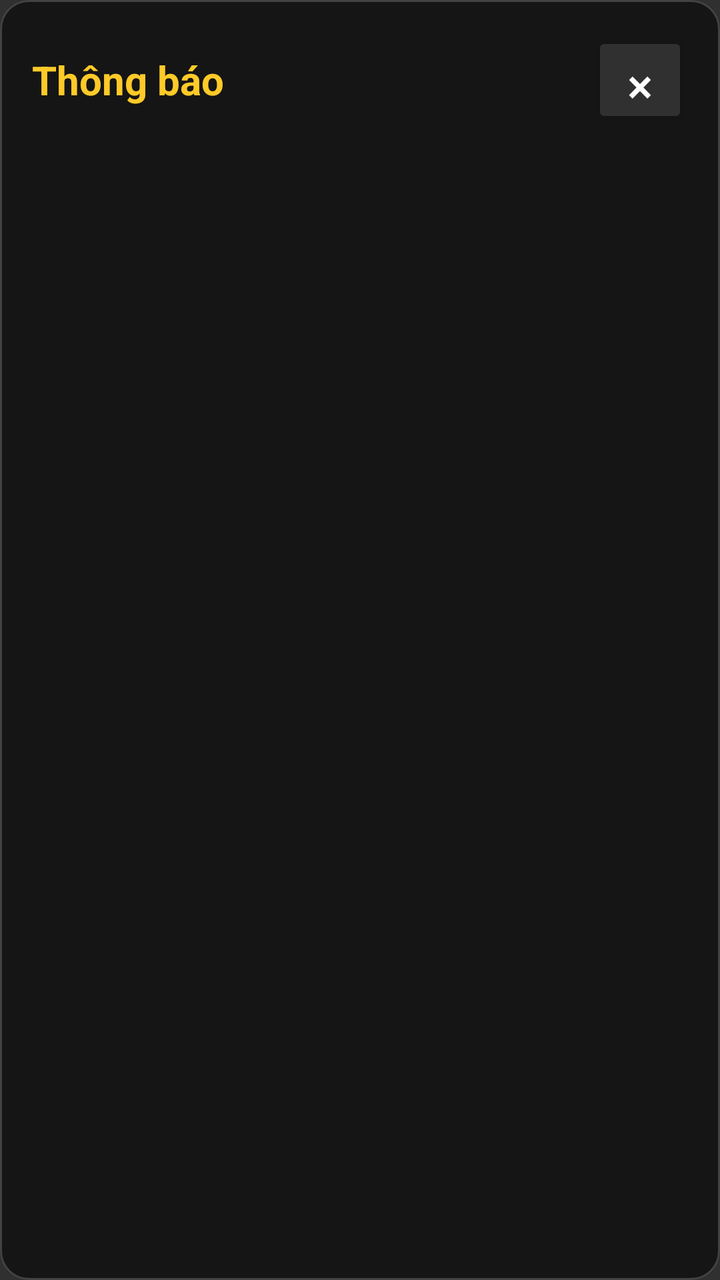
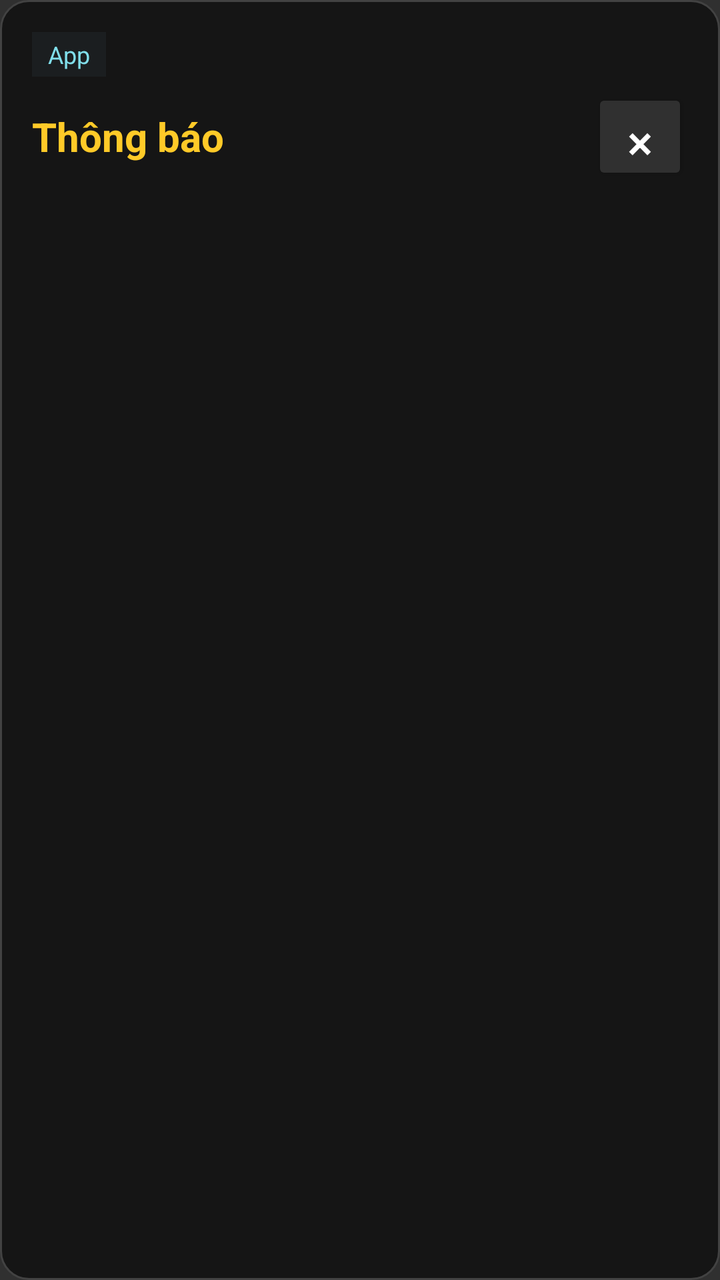

Compare the two renders of this Android layout. The source of the first and the diff that turns it into the second are given below.
<!-- AndroidManifest.xml: application theme Theme.AppCompat.NoActionBar -->
<!-- res/layout/overlay_notification.xml -->
<?xml version="1.0" encoding="utf-8"?>
<LinearLayout xmlns:android="http://schemas.android.com/apk/res/android"
    android:id="@+id/overlayCard"
    android:layout_width="match_parent" android:layout_height="wrap_content"
    android:orientation="vertical" android:padding="16dp"
    android:background="@drawable/overlay_notification_card">
    <LinearLayout android:layout_width="match_parent" android:layout_height="wrap_content" android:gravity="center_vertical" android:orientation="horizontal">
        <TextView android:id="@+id/tvOverlaySender" android:layout_width="0dp" android:layout_height="wrap_content" android:layout_weight="1"
            android:text="Thông báo" android:textColor="#FFCA28" android:textSize="20sp" android:textStyle="bold" />
        <Button android:id="@+id/btnOverlayClose" android:layout_width="48dp" android:layout_height="48dp" android:minWidth="0dp" android:minHeight="0dp"
            android:text="×" android:textColor="#FFFFFF" android:textSize="24sp" android:backgroundTint="#303030" />
    </LinearLayout>
    <TextView android:id="@+id/tvOverlayMessage" android:layout_width="match_parent" android:layout_height="wrap_content" android:layout_marginTop="6dp"
        android:textColor="#FFFFFF" android:textSize="18sp" />
    <LinearLayout android:id="@+id/layoutOverlayReplies" android:layout_width="match_parent" android:layout_height="wrap_content" android:orientation="vertical" android:visibility="gone">
        <Button android:id="@+id/btnOverlayReply1" android:layout_width="match_parent" android:layout_height="52dp" android:layout_marginTop="10dp"
            android:text="Đang lái xe, lát gọi lại!" android:textColor="#FFFFFF" android:backgroundTint="#1E88E5" />
        <Button android:id="@+id/btnOverlayReply2" android:layout_width="match_parent" android:layout_height="52dp" android:layout_marginTop="6dp"
            android:text="OK, đang qua liền!" android:textColor="#FFFFFF" android:backgroundTint="#43A047" />
    </LinearLayout>
</LinearLayout>
<!-- resources referenced by this layout -->
<resources>
  <!-- drawable overlay_notification_card (drawable) -->
  <?xml version="1.0" encoding="utf-8"?>
  <shape xmlns:android="http://schemas.android.com/apk/res/android" android:shape="rectangle">
      <solid android:color="#E6121212" />
      <corners android:radius="14dp" />
      <stroke android:width="1dp" android:color="#424242" />
  </shape>
</resources>

<!-- the commit's change to res/layout/overlay_notification.xml (unified diff, before → after) -->
@@ -4,6 +4,9 @@
     android:layout_width="match_parent" android:layout_height="wrap_content"
     android:orientation="vertical" android:padding="16dp"
     android:background="@drawable/overlay_notification_card">
+    <TextView android:id="@+id/tvAppName" android:layout_width="wrap_content" android:layout_height="wrap_content" android:layout_marginBottom="6dp"
+        android:paddingStart="8dp" android:paddingEnd="8dp" android:paddingTop="3dp" android:paddingBottom="3dp"
+        android:background="#263F5362" android:text="App" android:textColor="#80DEEA" android:textSize="12sp" />
     <LinearLayout android:layout_width="match_parent" android:layout_height="wrap_content" android:gravity="center_vertical" android:orientation="horizontal">
         <TextView android:id="@+id/tvOverlaySender" android:layout_width="0dp" android:layout_height="wrap_content" android:layout_weight="1"
             android:text="Thông báo" android:textColor="#FFCA28" android:textSize="20sp" android:textStyle="bold" />
@@ -12,10 +15,5 @@
     </LinearLayout>
     <TextView android:id="@+id/tvOverlayMessage" android:layout_width="match_parent" android:layout_height="wrap_content" android:layout_marginTop="6dp"
         android:textColor="#FFFFFF" android:textSize="18sp" />
-    <LinearLayout android:id="@+id/layoutOverlayReplies" android:layout_width="match_parent" android:layout_height="wrap_content" android:orientation="vertical" android:visibility="gone">
-        <Button android:id="@+id/btnOverlayReply1" android:layout_width="match_parent" android:layout_height="52dp" android:layout_marginTop="10dp"
-            android:text="Đang lái xe, lát gọi lại!" android:textColor="#FFFFFF" android:backgroundTint="#1E88E5" />
-        <Button android:id="@+id/btnOverlayReply2" android:layout_width="match_parent" android:layout_height="52dp" android:layout_marginTop="6dp"
-            android:text="OK, đang qua liền!" android:textColor="#FFFFFF" android:backgroundTint="#43A047" />
-    </LinearLayout>
+    <LinearLayout android:id="@+id/layoutActions" android:layout_width="match_parent" android:layout_height="wrap_content" android:orientation="vertical" />
 </LinearLayout>
